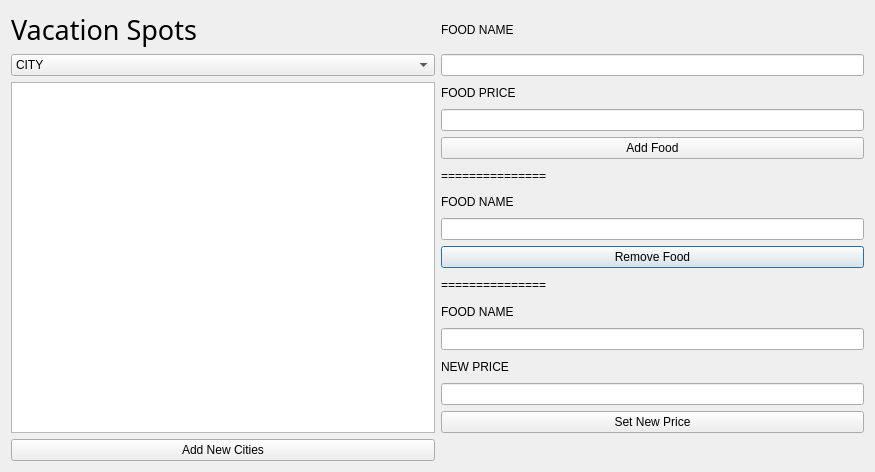
First picture: the form in admin.ui, repository raaamonnn/CS1D-European-Vacation-Project, before the edit.
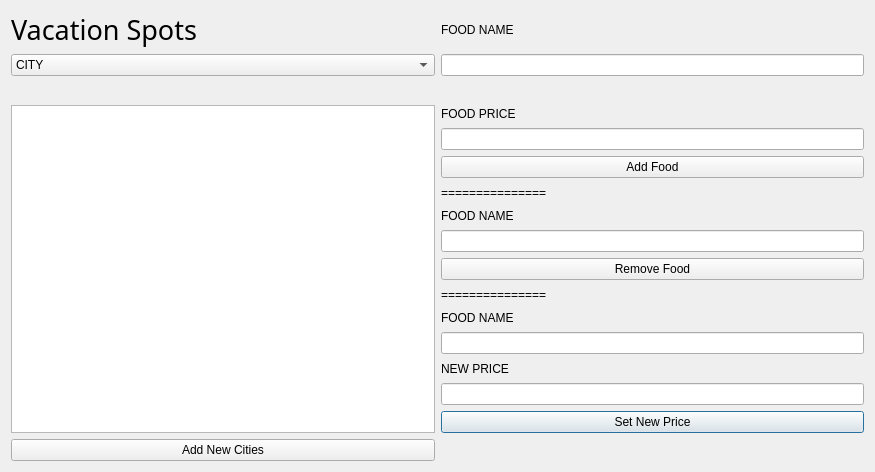
Second picture: the form after the edit.

```diff
--- a/admin.ui
+++ b/admin.ui
@@ -15,80 +15,29 @@
   </property>
   <layout class="QGridLayout" name="gridLayout">
    <item row="8" column="1">
-    <widget class="QPushButton" name="pushButton_2">
-     <property name="text">
-      <string>Remove Food</string>
-     </property>
-    </widget>
-   </item>
-   <item row="6" column="1">
-    <widget class="QLabel" name="label_5">
-     <property name="text">
-      <string>FOOD NAME</string>
-     </property>
-    </widget>
-   </item>
-   <item row="10" column="1">
-    <widget class="QLabel" name="label_7">
-     <property name="text">
-      <string>FOOD NAME</string>
-     </property>
-    </widget>
-   </item>
-   <item row="4" column="1">
-    <widget class="QPushButton" name="pushButton">
-     <property name="text">
-      <string>Add Food</string>
-     </property>
-    </widget>
-   </item>
-   <item row="7" column="1">
     <widget class="QLineEdit" name="lineEdit_3"/>
    </item>
-   <item row="2" column="0" rowspan="13">
-    <widget class="QTableView" name="tableView"/>
+   <item row="15" column="1">
+    <widget class="QPushButton" name="pushButton_3">
+     <property name="text">
+      <string>Set New Price</string>
+     </property>
+    </widget>
    </item>
-   <item row="0" column="1">
-    <widget class="QLabel" name="label_2">
+   <item row="16" column="0">
+    <widget class="QPushButton" name="pushButton_4">
      <property name="text">
-      <string>FOOD NAME</string>
+      <string>Add New Cities</string>
      </property>
     </widget>
    </item>
-   <item row="2" column="1">
+   <item row="3" column="1">
     <widget class="QLabel" name="label_3">
      <property name="text">
       <string>FOOD PRICE</string>
      </property>
     </widget>
    </item>
-   <item row="12" column="1">
-    <widget class="QLabel" name="label_8">
-     <property name="text">
-      <string>NEW PRICE</string>
-     </property>
-    </widget>
-   </item>
-   <item row="5" column="1">
-    <widget class="QLabel" name="label_4">
-     <property name="text">
-      <string>===============</string>
-     </property>
-    </widget>
-   </item>
-   <item row="0" column="0">
-    <widget class="QLabel" name="label">
-     <property name="font">
-      <font>
-       <family>Niagara Engraved</family>
-       <pointsize>20</pointsize>
-      </font>
-     </property>
-     <property name="text">
-      <string>Vacation Spots</string>
-     </property>
-    </widget>
-   </item>
    <item row="1" column="0">
     <widget class="QComboBox" name="comboBox">
      <item>
@@ -163,40 +112,101 @@
      </item>
     </widget>
    </item>
-   <item row="14" column="1">
-    <widget class="QPushButton" name="pushButton_3">
-     <property name="text">
-      <string>Set New Price</string>
-     </property>
-    </widget>
-   </item>
    <item row="13" column="1">
+    <widget class="QLabel" name="label_8">
+     <property name="text">
+      <string>NEW PRICE</string>
+     </property>
+    </widget>
+   </item>
+   <item row="12" column="1">
+    <widget class="QLineEdit" name="lineEdit_4"/>
+   </item>
+   <item row="5" column="1">
+    <widget class="QPushButton" name="pushButton">
+     <property name="text">
+      <string>Add Food</string>
+     </property>
+    </widget>
+   </item>
+   <item row="7" column="1">
+    <widget class="QLabel" name="label_5">
+     <property name="text">
+      <string>FOOD NAME</string>
+     </property>
+    </widget>
+   </item>
+   <item row="4" column="1">
+    <widget class="QLineEdit" name="lineEdit_2"/>
+   </item>
+   <item row="10" column="1">
+    <widget class="QLabel" name="label_6">
+     <property name="text">
+      <string>===============</string>
+     </property>
+    </widget>
+   </item>
+   <item row="11" column="1">
+    <widget class="QLabel" name="label_7">
+     <property name="text">
+      <string>FOOD NAME</string>
+     </property>
+    </widget>
+   </item>
+   <item row="3" column="0" rowspan="13">
+    <widget class="QTableView" name="tableView"/>
+   </item>
+   <item row="0" column="0">
+    <widget class="QLabel" name="label">
+     <property name="font">
+      <font>
+       <family>Niagara Engraved</family>
+       <pointsize>20</pointsize>
+      </font>
+     </property>
+     <property name="text">
+      <string>Vacation Spots</string>
+     </property>
+    </widget>
+   </item>
+   <item row="14" column="1">
     <widget class="QLineEdit" name="lineEdit_5"/>
    </item>
    <item row="9" column="1">
-    <widget class="QLabel" name="label_6">
+    <widget class="QPushButton" name="pushButton_2">
      <property name="text">
-      <string>===============</string>
+      <string>Remove Food</string>
      </property>
     </widget>
    </item>
    <item row="1" column="1">
     <widget class="QLineEdit" name="lineEdit">
      <property name="inputMask">
-      <string>A</string>
+      <string/>
      </property>
+     <property name="maxLength">
+      <number>32767</number>
+     </property>
     </widget>
    </item>
-   <item row="11" column="1">
-    <widget class="QLineEdit" name="lineEdit_4"/>
+   <item row="6" column="1">
+    <widget class="QLabel" name="label_4">
+     <property name="text">
+      <string>===============</string>
+     </property>
+    </widget>
    </item>
-   <item row="3" column="1">
-    <widget class="QLineEdit" name="lineEdit_2"/>
+   <item row="0" column="1">
+    <widget class="QLabel" name="label_2">
+     <property name="text">
+      <string>FOOD NAME</string>
+     </property>
+    </widget>
    </item>
-   <item row="15" column="0">
-    <widget class="QPushButton" name="pushButton_4">
+   <item row="2" column="1">
+    <widget class="QLabel" name="label_9">
      <property name="text">
-      <string>Add New Cities</string>
+      <string/>
      </property>
     </widget>
    </item>
```
